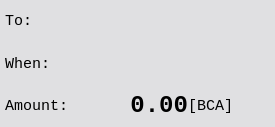
This is src/qt/forms/lastsendtransactionview.ui in bitcoin-atom/bitcoin-atom as Qt 5 draws it before an edit. The edited form follows.
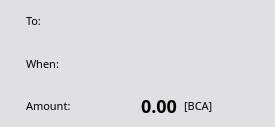
This is the edited form.

Diff of the .ui file:
```diff
--- a/src/qt/forms/lastsendtransactionview.ui
+++ b/src/qt/forms/lastsendtransactionview.ui
@@ -83,12 +83,26 @@
           </property>
           <item>
            <widget class="QLabel" name="label_2">
+            <property name="sizePolicy">
+             <sizepolicy hsizetype="Fixed" vsizetype="Preferred">
+              <horstretch>0</horstretch>
+              <verstretch>0</verstretch>
+             </sizepolicy>
+            </property>
             <property name="font">
              <font>
-              <family>Liberation Mono</family>
-              <pointsize>11</pointsize>
+              <family>Roboto Mono</family>
+              <pointsize>-1</pointsize>
+              <weight>50</weight>
+              <bold>false</bold>
              </font>
             </property>
+            <property name="styleSheet">
+             <string notr="true">font-family: &quot;Roboto Mono&quot;;
+font-size: 11px;
+font-weight: 400;
+padding-left: 18px;</string>
+            </property>
             <property name="text">
              <string>To:</string>
             </property>
@@ -104,10 +118,18 @@
             </property>
             <property name="font">
              <font>
-              <weight>75</weight>
+              <family>Roboto Mono</family>
+              <pointsize>-1</pointsize>
+              <weight>87</weight>
               <bold>true</bold>
              </font>
             </property>
+            <property name="styleSheet">
+             <string notr="true">font-family: &quot;Roboto Mono&quot;;
+font-size: 11px;
+font-weight: 700;
+padding-right: 17px;</string>
+            </property>
             <property name="text">
              <string/>
             </property>
@@ -128,12 +150,26 @@
           </property>
           <item>
            <widget class="QLabel" name="label_4">
+            <property name="sizePolicy">
+             <sizepolicy hsizetype="Fixed" vsizetype="Preferred">
+              <horstretch>0</horstretch>
+              <verstretch>0</verstretch>
+             </sizepolicy>
+            </property>
             <property name="font">
              <font>
-              <family>Liberation Mono</family>
-              <pointsize>11</pointsize>
+              <family>Roboto Mono</family>
+              <pointsize>-1</pointsize>
+              <weight>50</weight>
+              <bold>false</bold>
              </font>
             </property>
+            <property name="styleSheet">
+             <string notr="true">font-family: &quot;Roboto Mono&quot;;
+font-size: 11px;
+font-weight: 400;
+padding-left: 18px;</string>
+            </property>
             <property name="text">
              <string>When:</string>
             </property>
@@ -147,6 +183,12 @@
               <verstretch>0</verstretch>
              </sizepolicy>
             </property>
+            <property name="styleSheet">
+             <string notr="true">font-family: &quot;Roboto Mono&quot;;
+font-size: 11px;
+font-weight: 400;
+padding-right: 17px;</string>
+            </property>
             <property name="text">
              <string/>
             </property>
@@ -167,12 +209,26 @@
           </property>
           <item>
            <widget class="QLabel" name="label">
+            <property name="sizePolicy">
+             <sizepolicy hsizetype="Fixed" vsizetype="Preferred">
+              <horstretch>0</horstretch>
+              <verstretch>0</verstretch>
+             </sizepolicy>
+            </property>
             <property name="font">
              <font>
-              <family>Liberation Mono</family>
-              <pointsize>11</pointsize>
+              <family>Roboto Mono</family>
+              <pointsize>-1</pointsize>
+              <weight>50</weight>
+              <bold>false</bold>
              </font>
             </property>
+            <property name="styleSheet">
+             <string notr="true">font-family: &quot;Roboto Mono&quot;;
+font-size: 11px;
+font-weight: 400;
+padding-left: 18px;</string>
+            </property>
             <property name="text">
              <string>Amount:</string>
             </property>
@@ -182,12 +238,17 @@
            <widget class="QLabel" name="amountLabel">
             <property name="font">
              <font>
-              <family>Liberation Mono</family>
-              <pointsize>18</pointsize>
-              <weight>75</weight>
+              <family>Roboto Mono</family>
+              <pointsize>-1</pointsize>
+              <weight>87</weight>
               <bold>true</bold>
              </font>
             </property>
+            <property name="styleSheet">
+             <string notr="true">font-family: &quot;Roboto Mono&quot;;
+font-size: 18px;
+font-weight: 700;</string>
+            </property>
             <property name="text">
              <string>0.00</string>
             </property>
@@ -206,10 +267,19 @@
             </property>
             <property name="font">
              <font>
-              <family>Liberation Mono</family>
-              <pointsize>11</pointsize>
+              <family>Roboto Mono</family>
+              <pointsize>-1</pointsize>
+              <weight>50</weight>
+              <bold>false</bold>
              </font>
             </property>
+            <property name="styleSheet">
+             <string notr="true">font-family: &quot;Roboto Mono&quot;;
+font-size: 11px;
+font-weight: 400;
+padding-left: 4px;
+padding-right: 17px;</string>
+            </property>
             <property name="text">
              <string>[BCA]</string>
             </property>
```
